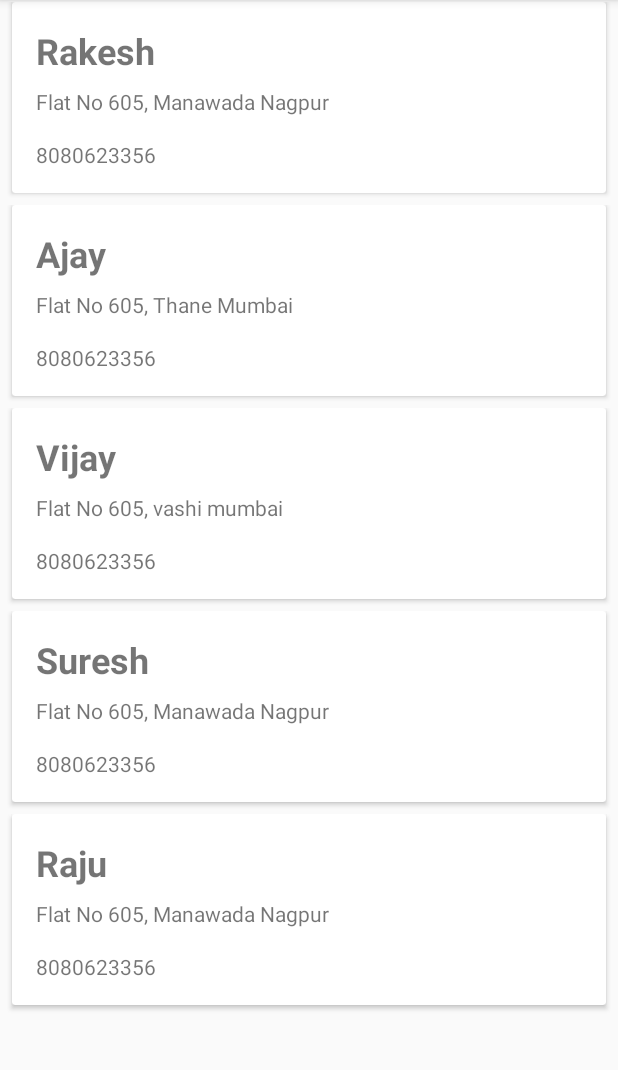
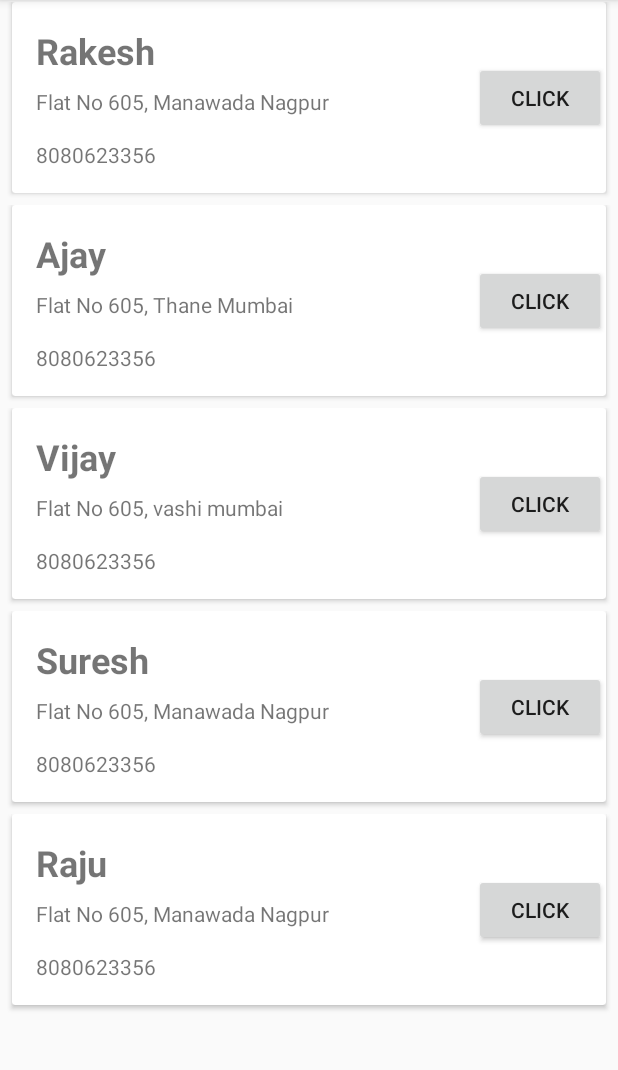
Before and after one commit to rakeshrajput379/RecyclerViewMVVM, an Android app: the screen it shows after launch (MainActivity), on a phone screen of 412 x 824 dp, the part 84-1154 px from its top. Run offline under Robolectric (Android 15) with nearby library versions, the phone set to English and light mode, and no system bars; our stand-ins replace data binding.

Commit message:
add on click event on row view of recycler view

```diff
--- a/app/src/main/res/layout/row_activity_recycler_view.xml
+++ b/app/src/main/res/layout/row_activity_recycler_view.xml
@@ -70,17 +70,20 @@
                     app:layout_constraintBottom_toBottomOf="parent"
                     app:layout_constraintStart_toStartOf="parent"
                     app:layout_constraintTop_toBottomOf="@+id/tv_address" />
+
+                        <Button
+    android:id="@+id/btn_click"
+    android:layout_width="wrap_content"
+    android:layout_height="wrap_content"
+    android:text="Click"
+    android:onClick="@{(view)->rowRecyclerViewVM.clickONBtn(view,rowRecyclerViewM)}"
+    app:layout_constraintBottom_toBottomOf="parent"
+    app:layout_constraintEnd_toEndOf="parent"
+    app:layout_constraintTop_toTopOf="parent" />
+
             </androidx.constraintlayout.widget.ConstraintLayout>
         </androidx.cardview.widget.CardView>
 
-        <!--        <Button
-            android:id="@+id/btn_click"
-            android:layout_width="wrap_content"
-            android:layout_height="wrap_content"
-            android:text="Click"
-            android:onClick="@{(view)->rowRecyclerViewVM.clickONBtn(view,rowRecyclerViewM)}"
-            app:layout_constraintBottom_toBottomOf="parent"
-            app:layout_constraintEnd_toEndOf="parent"
-            app:layout_constraintTop_toTopOf="parent" />-->
+
     </androidx.constraintlayout.widget.ConstraintLayout>
 </layout>
```
